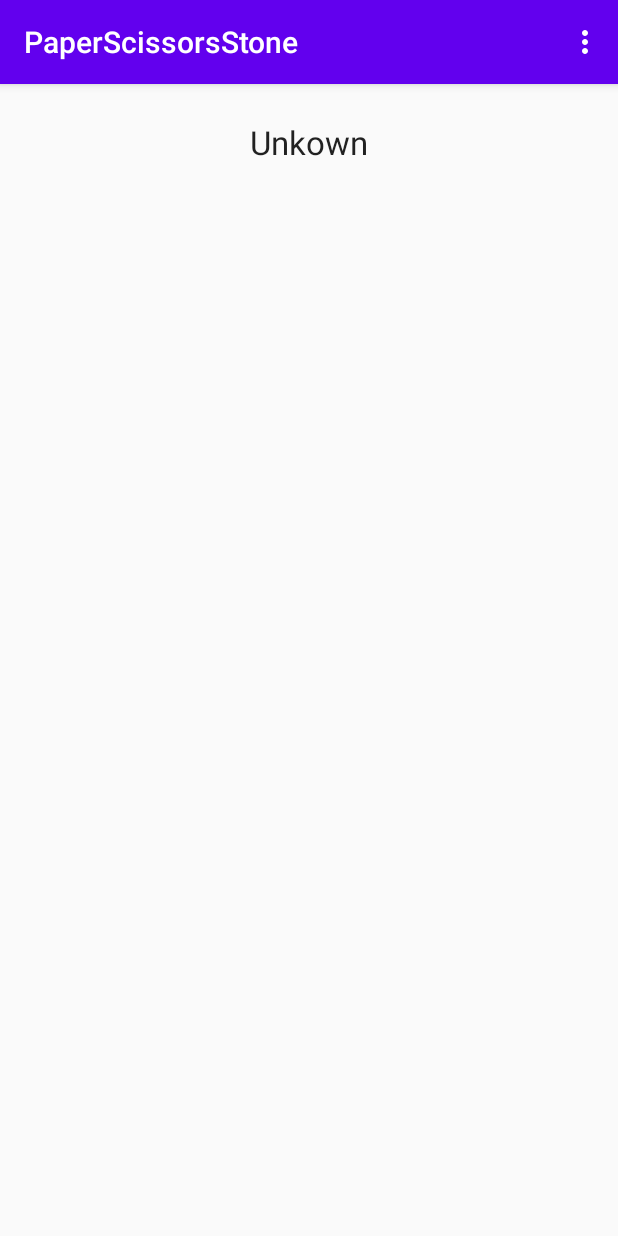
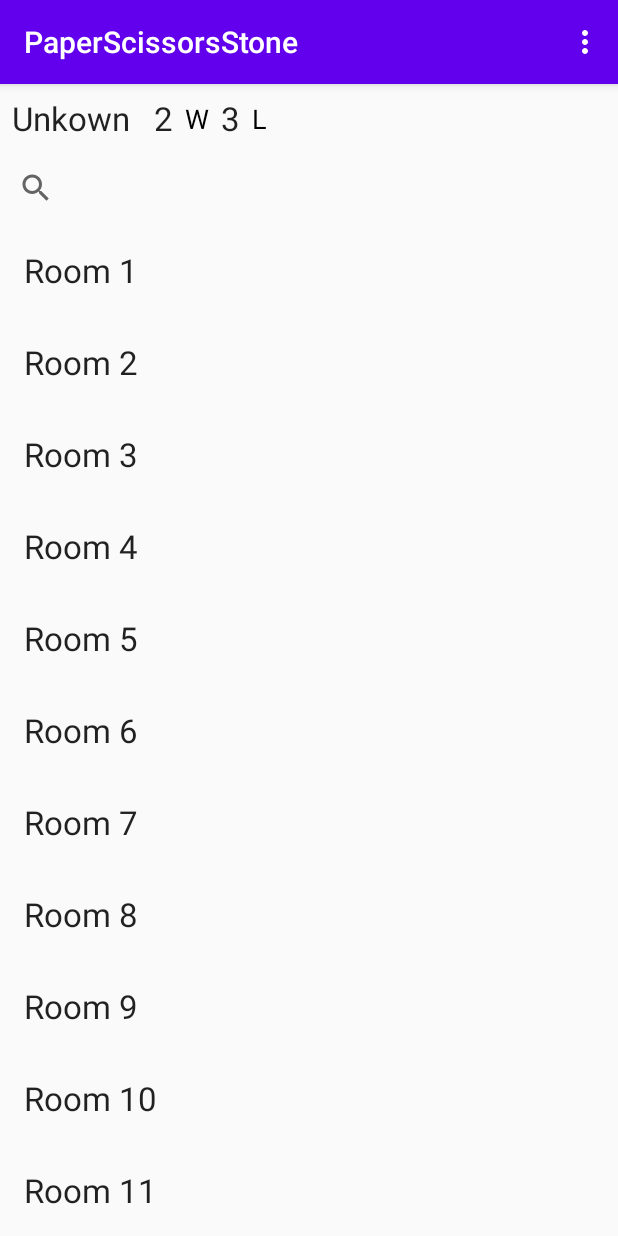
Before and after one commit to encorex32268/PaperScissorsStone, an Android app: the HomeFragment screen opened through its navigation route, on a phone screen of 412 x 824 dp. Run offline under Robolectric (Android 15) with nearby library versions, the phone set to English and light mode, and no system bars; our stand-ins replace navigation-ui.

Commit message:
2.HomeFragment ViewModel done , SearchView done , PlayRoom not yet

```diff
--- a/app/build.gradle
+++ b/app/build.gradle
@@ -2,7 +2,7 @@ plugins {
     id 'com.android.application'
     id 'kotlin-android'
     id 'androidx.navigation.safeargs'
-
+    id 'kotlin-kapt'
 }
 
 android {
@@ -62,7 +62,27 @@ dependencies {
     // Jetpack Compose Integration
     implementation "androidx.navigation:navigation-compose:1.0.0-alpha09"
 
+    //2 ViewModel
 
+    def lifecycle_version = "2.3.1"
+    def arch_version = "2.1.0"
+
+// ViewModel
+    implementation "androidx.lifecycle:lifecycle-viewmodel-ktx:$lifecycle_version"
+    // LiveData
+    implementation "androidx.lifecycle:lifecycle-livedata-ktx:$lifecycle_version"
+    // Lifecycles only (without ViewModel or LiveData)
+    implementation "androidx.lifecycle:lifecycle-runtime-ktx:$lifecycle_version"
+    // Saved state module for ViewModel
+    implementation "androidx.lifecycle:lifecycle-viewmodel-savedstate:$lifecycle_version"
+
+    // Jetpack Compose Integration for ViewModel
+    implementation "androidx.lifecycle:lifecycle-viewmodel-compose:1.0.0-alpha03"
+
+    // Annotation processor
+    kapt "androidx.lifecycle:lifecycle-compiler:$lifecycle_version"
+    // optional - Test helpers for LiveData
+    testImplementation "androidx.arch.core:core-testing:$arch_version"
 
 
 
--- a/app/src/main/java/com/example/paperscissorsstone/HomeFragment.kt
+++ b/app/src/main/java/com/example/paperscissorsstone/HomeFragment.kt
@@ -2,19 +2,21 @@ package com.example.paperscissorsstone
 
 import android.os.Bundle
 import android.view.*
+import androidx.appcompat.widget.SearchView
 
 import androidx.fragment.app.Fragment
+import androidx.lifecycle.Observer
+import androidx.lifecycle.ViewModelProvider
+import androidx.lifecycle.observe
+import androidx.recyclerview.widget.LinearLayoutManager
 import com.example.paperscissorsstone.databinding.FragmentHomeBinding
+import com.example.paperscissorsstone.model.PlayRoom
 
-/**
- * A simple [Fragment] subclass.
- * Use the [HomeFragment.newInstance] factory method to
- * create an instance of this fragment.
- */
 class HomeFragment : Fragment(R.layout.fragment_home) {
 
     private lateinit var binding:FragmentHomeBinding
-
+    private lateinit var viewModel: HomeFragmentViewModel
+    private lateinit var mAdapter : HomeFragmentAdapter
     override fun onCreateView(
         inflater: LayoutInflater,
         container: ViewGroup?,
@@ -31,6 +33,37 @@ class HomeFragment : Fragment(R.layout.fragment_home) {
                 val name = it.getString("username","unkown")
                 homeUserName.text = name
             }
+            homeRecyclerView.apply {
+                setHasFixedSize(true)
+                layoutManager = LinearLayoutManager(requireContext())
+                mAdapter = HomeFragmentAdapter(arrayListOf())
+                adapter = mAdapter
+            }
+            viewModel = ViewModelProvider.AndroidViewModelFactory.getInstance(requireActivity().application).create(HomeFragmentViewModel::class.java)
+            viewModel.getAllPlayRooms().observe(requireActivity(), Observer<List<PlayRoom>> {playRooms ->
+                mAdapter.apply {
+                    this.playRooms = playRooms
+                    notifyDataSetChanged()
+                }
+        })
+
+            homeSearchView.setOnQueryTextListener(object : SearchView.OnQueryTextListener,
+                android.widget.SearchView.OnQueryTextListener {
+                override fun onQueryTextSubmit(query: String?): Boolean {
+                    return true
+                }
+
+                override fun onQueryTextChange(newText: String?): Boolean {
+                    newText?.let {
+                     viewModel.queryPlayRooms(it)
+                    }
+                    return false
+                }
+
+            })
+
+
+
 
         }
 
--- /dev/null
+++ b/app/src/main/java/com/example/paperscissorsstone/HomeFragmentAdapter.kt
@@ -0,0 +1,22 @@
+package com.example.paperscissorsstone
+
+import android.view.LayoutInflater
+import android.view.ViewGroup
+import androidx.recyclerview.widget.RecyclerView
+import com.example.paperscissorsstone.model.PlayRoom
+
+class HomeFragmentAdapter(var playRooms : List<PlayRoom>)  : RecyclerView.Adapter<HomeFragmentViewHolder>(){
+    override fun onCreateViewHolder(parent: ViewGroup, viewType: Int): HomeFragmentViewHolder {
+        return HomeFragmentViewHolder(LayoutInflater.from(parent.context)
+            .inflate(R.layout.item_homefragment,parent,false))
+    }
+
+    override fun getItemCount() = playRooms.size
+
+    override fun onBindViewHolder(holder: HomeFragmentViewHolder, position: Int) {
+        val playRoom = playRooms[position]
+        holder.itemView.tag = position
+        holder.bindTo(playRoom)
+    }
+
+}
--- /dev/null
+++ b/app/src/main/java/com/example/paperscissorsstone/HomeFragmentViewHolder.kt
@@ -0,0 +1,17 @@
+package com.example.paperscissorsstone
+
+import android.view.View
+import androidx.recyclerview.widget.RecyclerView
+import com.example.paperscissorsstone.databinding.ItemHomefragmentBinding
+import com.example.paperscissorsstone.model.PlayRoom
+
+class HomeFragmentViewHolder(itemView : View) : RecyclerView.ViewHolder(itemView){
+    private val binding = ItemHomefragmentBinding.bind(itemView)
+
+    fun bindTo(playRoom: PlayRoom){
+        binding.apply {
+            itemRoomname.text = playRoom.name
+        }
+    }
+
+}
--- /dev/null
+++ b/app/src/main/java/com/example/paperscissorsstone/HomeFragmentViewModel.kt
@@ -0,0 +1,42 @@
+package com.example.paperscissorsstone
+
+import androidx.lifecycle.LiveData
+import androidx.lifecycle.MutableLiveData
+import androidx.lifecycle.ViewModel
+import com.example.paperscissorsstone.model.PlayRoom
+
+class HomeFragmentViewModel : ViewModel(){
+
+    private lateinit var playRooms : MutableLiveData<List<PlayRoom>>
+    init {
+        loadPlayRooms()
+    }
+
+    fun getAllPlayRooms() : LiveData<List<PlayRoom>> = playRooms
+
+    private fun loadPlayRooms(){
+        playRooms = MutableLiveData()
+        playRooms.postValue(dump())
+    }
+
+    private fun dump(): ArrayList<PlayRoom> {
+        val dumpData = arrayListOf<PlayRoom>()
+        for (i in 1..30) {
+            dumpData.add(PlayRoom("Room $i",i))
+        }
+        return dumpData
+    }
+
+     fun queryPlayRooms(word : String) {
+        val queried = arrayListOf<PlayRoom>()
+         dump().forEach {
+            val name = it.name
+            if (name.contains(word)){
+                queried.add(it)
+            }
+        }
+        playRooms.postValue(queried)
+    }
+
+
+}
--- a/app/src/main/java/com/example/paperscissorsstone/LoginFragment.kt
+++ b/app/src/main/java/com/example/paperscissorsstone/LoginFragment.kt
@@ -8,18 +8,7 @@ import androidx.fragment.app.Fragment
 import androidx.navigation.findNavController
 import com.example.paperscissorsstone.databinding.FragmentLoginBinding
 
-// TODO: Rename parameter arguments, choose names that match
-// the fragment initialization parameters, e.g. ARG_ITEM_NUMBER
-private const val ARG_PARAM1 = "param1"
-private const val ARG_PARAM2 = "param2"
-
-/**
- * A simple [Fragment] subclass.
- * Use the [LoginFragment.newInstance] factory method to
- * create an instance of this fragment.
- */
 class LoginFragment : Fragment(R.layout.fragment_login) {
-
 
     private lateinit var binding: FragmentLoginBinding
 
--- /dev/null
+++ b/app/src/main/java/com/example/paperscissorsstone/model/PlayRoom.kt
@@ -0,0 +1,6 @@
+package com.example.paperscissorsstone.model
+
+data class PlayRoom(
+    val name : String ,
+    val id : Int
+)
--- a/app/src/main/res/layout/fragment_home.xml
+++ b/app/src/main/res/layout/fragment_home.xml
@@ -7,14 +7,89 @@
     android:layout_height="match_parent"
     tools:context=".HomeFragment">
 
-    <TextView
-        android:id="@+id/homeUserName"
-        android:layout_width="wrap_content"
+    <androidx.constraintlayout.widget.ConstraintLayout
+        android:id="@+id/constraintLayout"
+        android:layout_width="match_parent"
         android:layout_height="wrap_content"
-        android:layout_marginTop="24dp"
-        android:text="TextView"
-        android:textAppearance="@style/TextAppearance.AppCompat.Large"
+        app:layout_constraintEnd_toEndOf="parent"
+        app:layout_constraintHorizontal_bias="0.0"
+        app:layout_constraintStart_toStartOf="parent"
+        app:layout_constraintTop_toTopOf="parent">
+
+        <TextView
+            android:id="@+id/homeLossTextView"
+            android:layout_width="wrap_content"
+            android:layout_height="wrap_content"
+            android:layout_marginStart="8dp"
+            android:text="3"
+            android:textAppearance="@style/TextAppearance.AppCompat.Large"
+            app:layout_constraintBottom_toBottomOf="@+id/textView"
+            app:layout_constraintStart_toEndOf="@+id/textView"
+            app:layout_constraintTop_toTopOf="@+id/textView" />
+
+        <TextView
+            android:id="@+id/textView2"
+            android:layout_width="wrap_content"
+            android:layout_height="wrap_content"
+            android:layout_marginStart="8dp"
+            android:text="L"
+            android:textAppearance="@style/TextAppearance.AppCompat.Medium"
+            android:textColor="#000000"
+            app:layout_constraintBottom_toBottomOf="@+id/homeLossTextView"
+            app:layout_constraintStart_toEndOf="@+id/homeLossTextView"
+            app:layout_constraintTop_toTopOf="@+id/homeLossTextView" />
+
+        <TextView
+            android:id="@+id/homeUserName"
+            android:layout_width="wrap_content"
+            android:layout_height="wrap_content"
+            android:layout_marginStart="8dp"
+            android:layout_marginTop="8dp"
+            android:layout_marginBottom="8dp"
+            android:text="TextView"
+            android:textAppearance="@style/TextAppearance.AppCompat.Large"
+            app:layout_constraintBottom_toBottomOf="parent"
+            app:layout_constraintStart_toStartOf="parent"
+            app:layout_constraintTop_toTopOf="parent" />
+
+        <TextView
+            android:id="@+id/textView"
+            android:layout_width="wrap_content"
+            android:layout_height="wrap_content"
+            android:layout_marginStart="8dp"
+            android:text="W"
+            android:textAppearance="@style/TextAppearance.AppCompat.Medium"
+            android:textColor="#000000"
+            app:layout_constraintBottom_toBottomOf="@+id/homeWinTextView"
+            app:layout_constraintStart_toEndOf="@+id/homeWinTextView"
+            app:layout_constraintTop_toTopOf="@+id/homeWinTextView" />
+
+        <TextView
+            android:id="@+id/homeWinTextView"
+            android:layout_width="wrap_content"
+            android:layout_height="wrap_content"
+            android:layout_marginStart="16dp"
+            android:text="2"
+            android:textAppearance="@style/TextAppearance.AppCompat.Large"
+            app:layout_constraintBottom_toBottomOf="@+id/homeUserName"
+            app:layout_constraintStart_toEndOf="@+id/homeUserName"
+            app:layout_constraintTop_toTopOf="@+id/homeUserName" />
+    </androidx.constraintlayout.widget.ConstraintLayout>
+
+    <androidx.recyclerview.widget.RecyclerView
+        android:id="@+id/homeRecyclerView"
+        android:layout_width="match_parent"
+        android:layout_height="0dp"
+        app:layout_constraintBottom_toBottomOf="parent"
         app:layout_constraintEnd_toEndOf="parent"
         app:layout_constraintStart_toStartOf="parent"
-        app:layout_constraintTop_toTopOf="parent" />
+        app:layout_constraintTop_toBottomOf="@+id/homeSearchView" />
+
+    <SearchView
+        android:id="@+id/homeSearchView"
+        android:layout_width="match_parent"
+        android:layout_height="wrap_content"
+        app:layout_constraintEnd_toEndOf="parent"
+        app:layout_constraintStart_toStartOf="parent"
+        app:layout_constraintTop_toBottomOf="@+id/constraintLayout" />
 </androidx.constraintlayout.widget.ConstraintLayout>
--- /dev/null
+++ b/app/src/main/res/layout/item_homefragment.xml
@@ -0,0 +1,22 @@
+<?xml version="1.0" encoding="utf-8"?>
+<androidx.constraintlayout.widget.ConstraintLayout xmlns:android="http://schemas.android.com/apk/res/android"
+    xmlns:app="http://schemas.android.com/apk/res-auto"
+    xmlns:tools="http://schemas.android.com/tools"
+    android:layout_width="wrap_content"
+    android:layout_height="wrap_content">
+
+    <TextView
+        android:id="@+id/itemRoomname"
+        android:layout_width="wrap_content"
+        android:layout_height="wrap_content"
+        android:layout_marginStart="16dp"
+        android:layout_marginTop="16dp"
+        android:layout_marginEnd="16dp"
+        android:layout_marginBottom="16dp"
+        android:text="RoomName"
+        android:textAppearance="@style/TextAppearance.AppCompat.Large"
+        app:layout_constraintBottom_toBottomOf="parent"
+        app:layout_constraintEnd_toEndOf="parent"
+        app:layout_constraintStart_toStartOf="parent"
+        app:layout_constraintTop_toTopOf="parent" />
+</androidx.constraintlayout.widget.ConstraintLayout>
```
